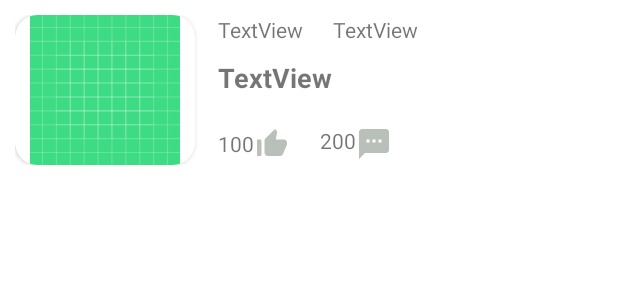
After one commit to nguyenhoa17109/Diginew, an Android app: the layout item_news.xml on its own in the app's theme, with its tools: preview values and no code run, on a phone screen of 412 x 824 dp. The commit adds this screen. Shown: the top 300 px of the screen. Run offline under Robolectric (Android 15) with nearby library versions, the phone set to English and light mode, and no system bars.

Commit message:
commit update

```diff
--- a/app/src/main/java/com/nguyenhoa/diginew/home/HomeFragment.java
+++ b/app/src/main/java/com/nguyenhoa/diginew/home/HomeFragment.java
@@ -8,6 +8,7 @@ import android.view.LayoutInflater;
 import android.view.View;
 import android.view.ViewGroup;
 import android.widget.ImageView;
+import android.widget.TextView;
 import android.widget.Toast;
 
 import com.nguyenhoa.diginew.R;
@@ -72,6 +73,8 @@ public class HomeFragment extends Fragment {
 //        Toolbar toolbar = (Toolbar) v.findViewById(R.id.toolbar);
 //        setSupportActionBar(toolbar);
 
+        TextView tv;
+//        tv.setB
         carouselView = v.findViewById(R.id.carouselView);
         carouselView.setPageCount(sample.length);
         carouselView.setImageListener(imageListener);
--- /dev/null
+++ b/app/src/main/res/drawable-v24/background_corner.xml
@@ -0,0 +1,6 @@
+<?xml version="1.0" encoding="utf-8"?>
+<shape android:shape="rectangle"
+    xmlns:android="http://schemas.android.com/apk/res/android">
+    <solid android:color="@color/white"/>
+    <corners android:radius="15dp"/>
+</shape>
--- /dev/null
+++ b/app/src/main/res/drawable-v24/background_corner_top.xml
@@ -0,0 +1,6 @@
+<?xml version="1.0" encoding="utf-8"?>
+<shape android:shape="rectangle"
+    xmlns:android="http://schemas.android.com/apk/res/android">
+    <solid android:color="@color/white"/>
+    <corners android:topLeftRadius="15dp" android:topRightRadius="15dp"/>
+</shape>
--- /dev/null
+++ b/app/src/main/res/drawable-v24/background_search.xml
@@ -0,0 +1,6 @@
+<?xml version="1.0" encoding="utf-8"?>
+<shape android:shape="rectangle"
+    xmlns:android="http://schemas.android.com/apk/res/android">
+    <solid android:color="@color/gray_200"/>
+    <corners android:radius="20dp"/>
+</shape>
--- /dev/null
+++ b/app/src/main/res/drawable/background_corner_bottom.xml
@@ -0,0 +1,6 @@
+<?xml version="1.0" encoding="utf-8"?>
+<shape android:shape="rectangle"
+    xmlns:android="http://schemas.android.com/apk/res/android">
+    <solid android:color="@color/white"/>
+    <corners android:bottomRightRadius="15dp" android:bottomLeftRadius="15dp"/>
+</shape>
--- /dev/null
+++ b/app/src/main/res/drawable/ic_back.xml
@@ -0,0 +1,5 @@
+<vector android:autoMirrored="true" android:height="24dp"
+    android:tint="#B9C0BA" android:viewportHeight="24"
+    android:viewportWidth="24" android:width="24dp" xmlns:android="http://schemas.android.com/apk/res/android">
+    <path android:fillColor="@android:color/white" android:pathData="M20,11H7.83l5.59,-5.59L12,4l-8,8 8,8 1.41,-1.41L7.83,13H20v-2z"/>
+</vector>
--- /dev/null
+++ b/app/src/main/res/drawable/ic_cmts.xml
@@ -0,0 +1,5 @@
+<vector android:height="24dp" android:tint="#B9C0BA"
+    android:viewportHeight="24" android:viewportWidth="24"
+    android:width="24dp" xmlns:android="http://schemas.android.com/apk/res/android">
+    <path android:fillColor="@android:color/white" android:pathData="M20,2L4,2c-1.1,0 -1.99,0.9 -1.99,2L2,22l4,-4h14c1.1,0 2,-0.9 2,-2L22,4c0,-1.1 -0.9,-2 -2,-2zM9,11L7,11L7,9h2v2zM13,11h-2L11,9h2v2zM17,11h-2L15,9h2v2z"/>
+</vector>
--- /dev/null
+++ b/app/src/main/res/drawable/ic_like.xml
@@ -0,0 +1,5 @@
+<vector android:height="24dp" android:tint="#B9C0BA"
+    android:viewportHeight="24" android:viewportWidth="24"
+    android:width="24dp" xmlns:android="http://schemas.android.com/apk/res/android">
+    <path android:fillColor="@android:color/white" android:pathData="M2,20h2c0.55,0 1,-0.45 1,-1v-9c0,-0.55 -0.45,-1 -1,-1L2,9v11zM21.83,12.88c0.11,-0.25 0.17,-0.52 0.17,-0.8L22,11c0,-1.1 -0.9,-2 -2,-2h-5.5l0.92,-4.65c0.05,-0.22 0.02,-0.46 -0.08,-0.66 -0.23,-0.45 -0.52,-0.86 -0.88,-1.22L14,2 7.59,8.41C7.21,8.79 7,9.3 7,9.83v7.84C7,18.95 8.05,20 9.34,20h8.11c0.7,0 1.36,-0.37 1.72,-0.97l2.66,-6.15z"/>
+</vector>
--- /dev/null
+++ b/app/src/main/res/layout/item_news.xml
@@ -0,0 +1,87 @@
+<?xml version="1.0" encoding="utf-8"?>
+<LinearLayout xmlns:android="http://schemas.android.com/apk/res/android"
+    xmlns:app="http://schemas.android.com/apk/res-auto"
+    android:layout_width="match_parent"
+    android:layout_height="wrap_content"
+    android:orientation="horizontal"
+    android:padding="10dp">
+
+    <androidx.cardview.widget.CardView
+        android:layout_width="wrap_content"
+        android:layout_height="wrap_content"
+        app:cardCornerRadius="15dp">
+
+        <ImageView
+            android:id="@+id/ivNews"
+            android:layout_width="120dp"
+            android:layout_height="100dp"
+            android:background="@drawable/background_corner"
+            android:src="@drawable/ic_launcher_background" />
+    </androidx.cardview.widget.CardView>
+
+
+    <LinearLayout
+        android:layout_width="match_parent"
+        android:layout_height="match_parent"
+        android:layout_weight="4"
+        android:orientation="vertical">
+
+        <LinearLayout
+            android:layout_width="wrap_content"
+            android:layout_height="wrap_content"
+            android:layout_marginLeft="15dp"
+            android:orientation="horizontal">
+
+            <TextView
+                android:id="@+id/tvSource"
+                android:layout_width="wrap_content"
+                android:layout_height="wrap_content"
+                android:layout_marginRight="20dp"
+                android:text="TextView" />
+
+            <TextView
+                android:id="@+id/tvTimes"
+                android:layout_width="0dp"
+                android:layout_height="wrap_content"
+                android:layout_weight="1"
+                android:text="TextView" />
+        </LinearLayout>
+
+        <TextView
+            android:id="@+id/textView2"
+            android:layout_width="match_parent"
+            android:layout_height="wrap_content"
+            android:layout_marginStart="15dp"
+            android:layout_marginTop="10dp"
+            android:layout_marginEnd="30dp"
+            android:text="TextView"
+            android:textSize="18sp"
+            android:textStyle="bold" />
+
+        <LinearLayout
+            android:layout_width="wrap_content"
+            android:layout_height="wrap_content"
+            android:layout_marginStart="15dp"
+            android:layout_marginTop="20dp"
+            android:orientation="horizontal">
+
+            <TextView
+                android:id="@+id/tvLikes"
+                android:layout_width="wrap_content"
+                android:layout_height="wrap_content"
+                android:layout_marginEnd="20dp"
+                android:gravity="center_horizontal|center_vertical"
+                android:text="100"
+                app:drawableEndCompat="@drawable/ic_like" />
+
+            <TextView
+                android:id="@+id/tvCmts"
+                android:layout_width="0dp"
+                android:layout_height="wrap_content"
+                android:layout_gravity="center_horizontal|center_vertical"
+                android:layout_weight="1"
+                android:text="200"
+                app:drawableEndCompat="@drawable/ic_cmts" />
+        </LinearLayout>
+    </LinearLayout>
+</LinearLayout>
--- /dev/null
+++ b/app/src/main/res/layout/layout_categories.xml
@@ -0,0 +1,6 @@
+<?xml version="1.0" encoding="utf-8"?>
+<androidx.constraintlayout.widget.ConstraintLayout
+    xmlns:android="http://schemas.android.com/apk/res/android" android:layout_width="match_parent"
+    android:layout_height="match_parent">
+
+</androidx.constraintlayout.widget.ConstraintLayout>
--- a/app/src/main/res/values/colors.xml
+++ b/app/src/main/res/values/colors.xml
@@ -8,4 +8,5 @@
     <color name="black">#FF000000</color>
     <color name="white">#FFFFFFFF</color>
     <color name="gray">#AAA8A8</color>
+    <color name="gray_200">#F1F3F4</color>
 </resources>
```
Also changed, not shown: app/src/main/java/com/nguyenhoa/diginew/model/MyList.java (added, +25 -0 lines), app/src/main/java/com/nguyenhoa/diginew/model/News.java (added, +88 -0 lines), app/src/main/java/com/nguyenhoa/diginew/model/Topic.java (added, +27 -0 lines), app/src/main/res/layout/fragment_home.xml (+41 -3 lines), app/src/main/res/layout/layout_search.xml (added, +76 -0 lines).
